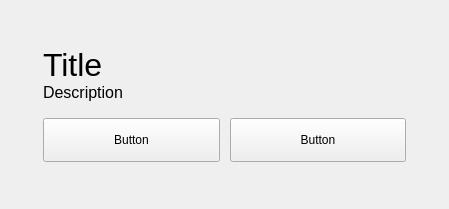
Old version of the form src/ui/FoxogramModal.ui in the repository foxocorp/foxogram-desktop.
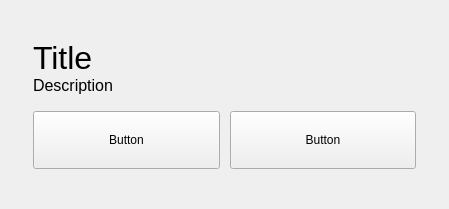
New version of the form.

The edit to the form file:
```diff
--- a/src/ui/FoxogramModal.ui
+++ b/src/ui/FoxogramModal.ui
@@ -17,6 +17,18 @@
    <string notr="true"/>
   </property>
   <layout class="QGridLayout" name="gridLayout" rowstretch="37,119,37" columnstretch="31,354,31">
+   <property name="leftMargin">
+    <number>0</number>
+   </property>
+   <property name="topMargin">
+    <number>0</number>
+   </property>
+   <property name="rightMargin">
+    <number>0</number>
+   </property>
+   <property name="bottomMargin">
+    <number>0</number>
+   </property>
    <property name="spacing">
     <number>0</number>
    </property>
```
